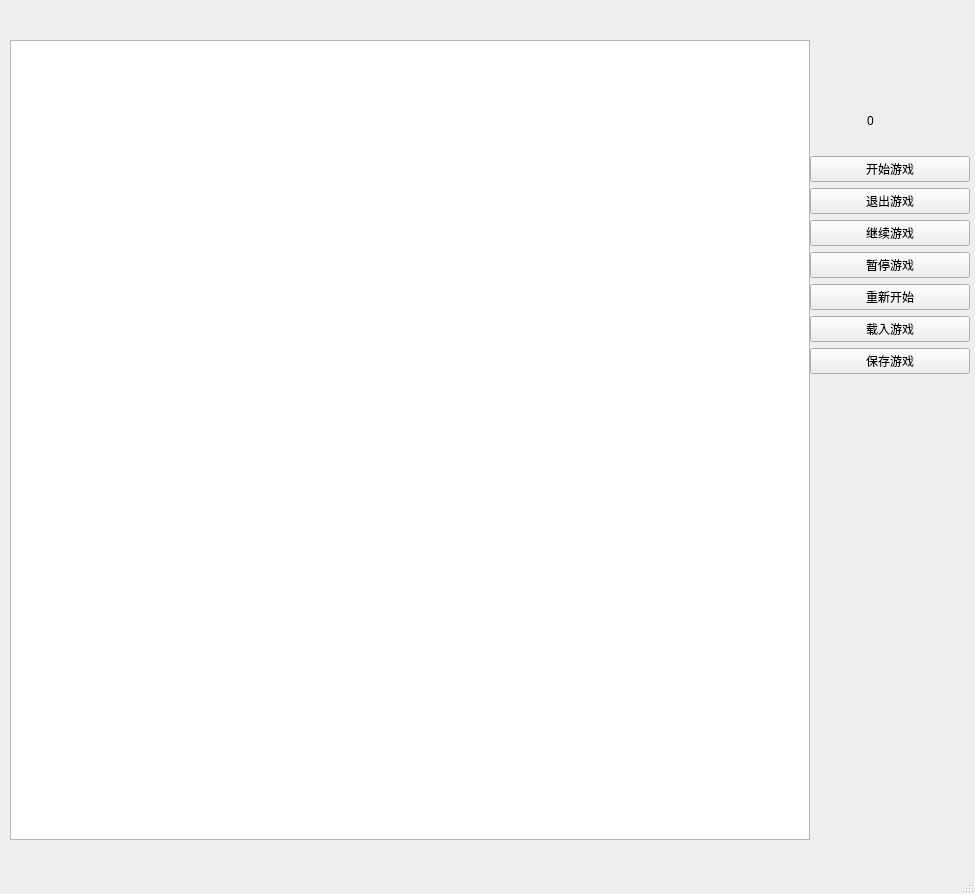
Old version of the form mainwindow.ui in the repository georgao35/snake-2020.
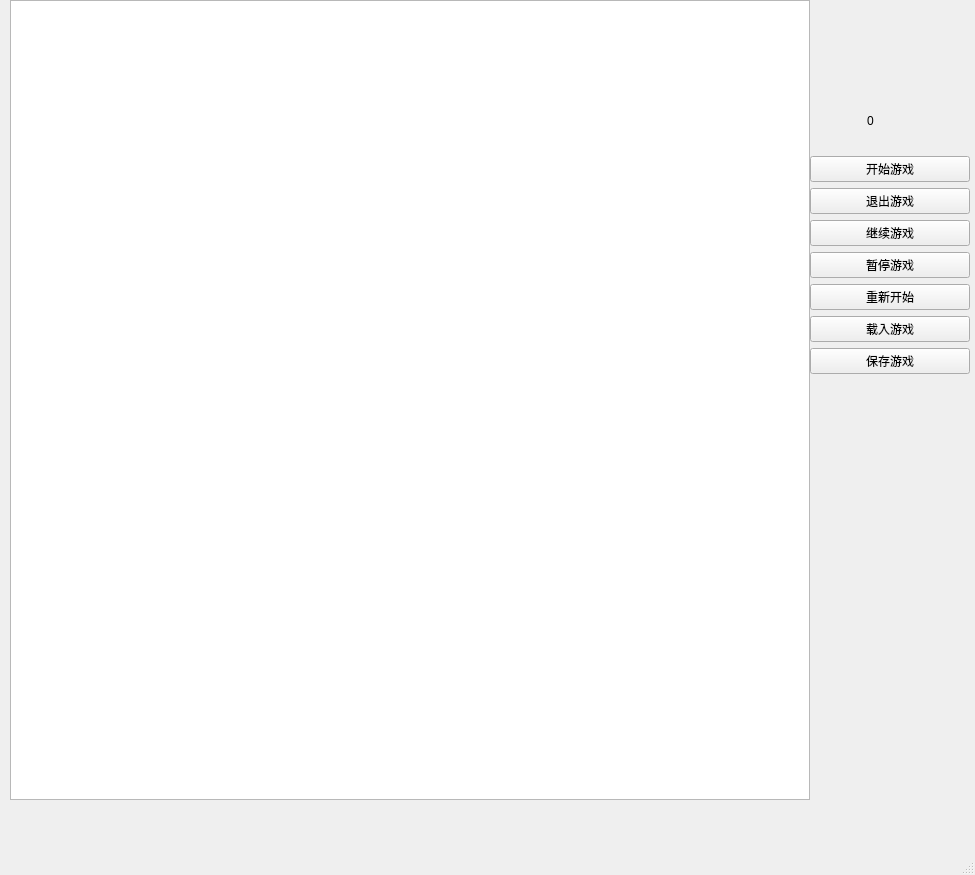
New version of the form.

```diff
--- a/mainwindow.ui
+++ b/mainwindow.ui
@@ -7,7 +7,7 @@
     <x>0</x>
     <y>0</y>
     <width>975</width>
-    <height>894</height>
+    <height>875</height>
    </rect>
   </property>
   <property name="windowTitle">
@@ -18,7 +18,7 @@
     <property name="geometry">
      <rect>
       <x>10</x>
-      <y>40</y>
+      <y>0</y>
       <width>800</width>
       <height>800</height>
      </rect>
```
